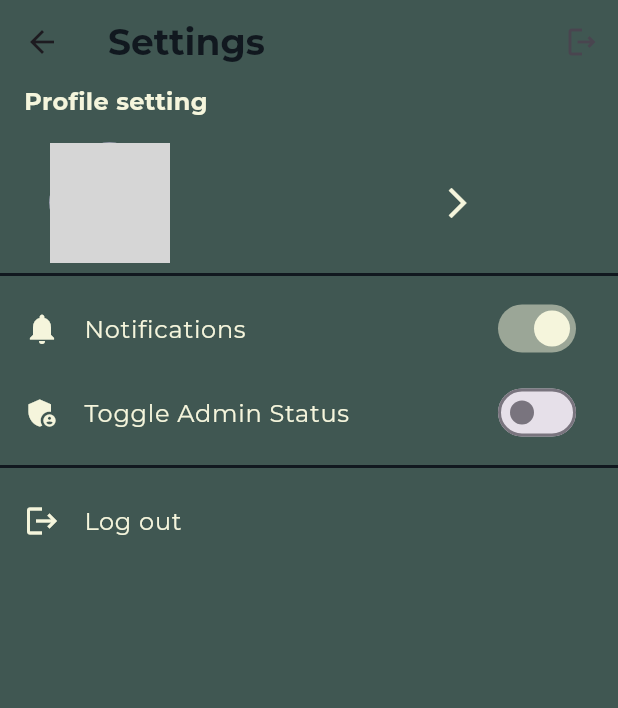
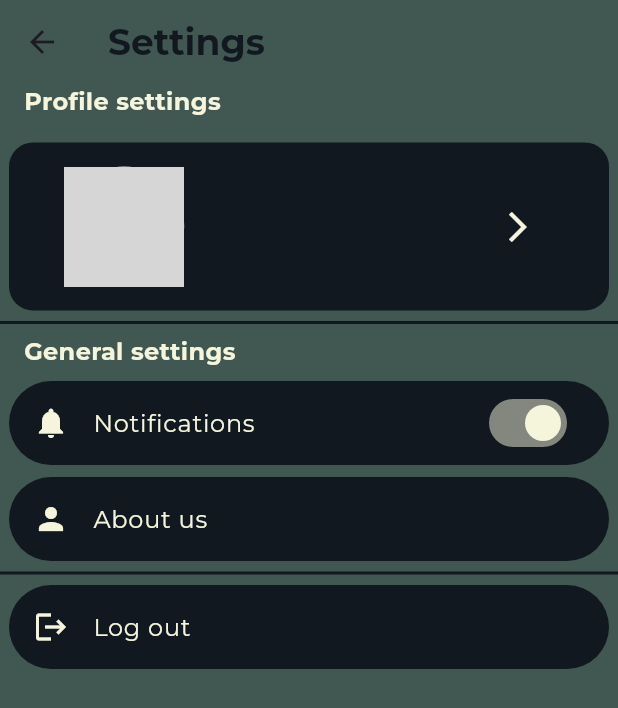
Before and after one commit to Narukarudra09/spacecraft, a Flutter app: the ProfileScreen screen opened directly, after a tap on the "settings" icon, on a phone screen of 412 x 824 dp. Shown: the top 708 px of the screen. Run offline on Flutter 3.47's test engine with Material 3 defaults, Android fonts, the phone set to English and light mode, and no system bars; our stand-ins replace carousel_slider, cloud_firestore, firebase_auth, firebase_core, firebase_storage, google_fonts and 5 more; accounts and stored records are empty; grey boxes are pictures that could not be loaded.

Commit message:
update profile and settings

```diff
--- a/lib/provider/auth_provider.dart
+++ b/lib/provider/auth_provider.dart
@@ -1,6 +1,11 @@
+import 'dart:io';
+
 import 'package:cloud_firestore/cloud_firestore.dart';
 import 'package:firebase_auth/firebase_auth.dart';
+import 'package:firebase_storage/firebase_storage.dart';
 import 'package:flutter/material.dart';
+import 'package:http/http.dart' as http;
+import 'package:path_provider/path_provider.dart';
 import 'package:shared_preferences/shared_preferences.dart';
 
 import '../models/profile.dart';
@@ -51,7 +56,7 @@ class AuthProvider with ChangeNotifier {
 
       // Create user with email and password
       UserCredential userCredential =
-      await _auth.createUserWithEmailAndPassword(
+          await _auth.createUserWithEmailAndPassword(
         email: email,
         password: password,
       );
@@ -151,10 +156,7 @@ class AuthProvider with ChangeNotifier {
     try {
       _setLoading(true);
       _profile = profile;
-      await _firestore
-          .collection('users')
-          .doc(_auth.currentUser!.uid)
-          .update({
+      await _firestore.collection('users').doc(_auth.currentUser!.uid).update({
         'fullName': profile.fullName,
         'email': profile.email,
         'dateOfBirth': profile.dateOfBirth.toIso8601String(),
@@ -221,11 +223,23 @@ class AuthProvider with ChangeNotifier {
     notifyListeners();
   }
 
-  void updateProfilePicture(String path) {
+  Future<void> updateProfilePicture(String path) async {
     try {
       _setLoading(true);
+      File file = File(path);
+      if (!await file.exists()) {
+        // Download the image from Firestore if it doesn't exist
+        final Reference storageReference =
+            FirebaseStorage.instance.ref().child(path);
+        final String url = await storageReference.getDownloadURL();
+        final http.Response response = await http.get(Uri.parse(url));
+        final Directory tempDir = await getApplicationDocumentsDirectory();
+        final String tempPath = '${tempDir.path}/${path.split('/').last}';
+        await File(tempPath).writeAsBytes(response.bodyBytes);
+        path = tempPath;
+      }
       _profile = _profile.copyWith(profilePicture: path);
-      _firestore
+      await _firestore
           .collection('users')
           .doc(_auth.currentUser!.uid)
           .update({'profilePicture': path});
--- a/lib/screens/profile_screen.dart
+++ b/lib/screens/profile_screen.dart
@@ -43,10 +43,6 @@ class _ProfileScreenState extends State<ProfileScreen> {
               email: userProvider.profile.email,
             ),
           ),
-          const Divider(
-            color: Color.fromARGB(255, 17, 24, 31),
-            thickness: 2,
-          ),
         ],
       ),
     );
--- a/lib/screens/settings_screen.dart
+++ b/lib/screens/settings_screen.dart
@@ -1,11 +1,9 @@
 import 'package:flutter/material.dart';
-import 'package:google_fonts/google_fonts.dart';
 import 'package:provider/provider.dart';
 import 'package:spacecraft/provider/auth_provider.dart';
+import 'package:spacecraft/widget/general_settings.dart';
 
-import '../provider/settings_provider.dart';
 import '../widget/setting_profile_card.dart';
-import 'add_room_dialog.dart';
 
 class SettingsScreen extends StatelessWidget {
   const SettingsScreen({super.key});
@@ -15,9 +13,6 @@ class SettingsScreen extends StatelessWidget {
     return Scaffold(
       appBar: AppBar(
         title: const Text('Settings'),
-        actions: [
-          IconButton(onPressed: () {}, icon: const Icon(Icons.logout_outlined))
-        ],
       ),
       body: ListView(
         physics: NeverScrollableScrollPhysics(),
@@ -31,86 +26,7 @@ class SettingsScreen extends StatelessWidget {
             thickness: 2,
             color: Color.fromARGB(255, 17, 24, 31),
           ),
-          Consumer<SettingsProvider>(
-            builder: (context, settingsProvider, _) => ListTile(
-              leading: const Icon(
-                Icons.notifications,
-                color: Color(
-                  0xFFF5F5DC,
-                ),
-              ),
-              title: Text(
-                'Notifications',
-                style: GoogleFonts.montserrat(
-                  color: const Color(0xFFF5F5DC),
-                ),
-              ),
-              trailing: Switch(
-                activeColor: const Color(0xFFF5F5DC),
-                value: settingsProvider.notificationsEnabled,
-                onChanged: (_) => settingsProvider.toggleNotifications(),
-              ),
-            ),
-          ),
-          Consumer<SettingsProvider>(
-            builder: (context, settingsProvider, _) => ListTile(
-              leading: const Icon(
-                Icons.admin_panel_settings,
-                color: Color(0xFFF5F5DC),
-              ),
-              title: Text(
-                'Toggle Admin Status',
-                style: GoogleFonts.montserrat(
-                  color: const Color(0xFFF5F5DC),
-                ),
-              ),
-              trailing: Switch(
-                activeColor: const Color(0xFFF5F5DC),
-                value: settingsProvider.isAdmin,
-                onChanged: (_) => settingsProvider.toggleAdmin(),
-              ),
-            ),
-          ),
-          if (context.watch<SettingsProvider>().isAdmin) ...[
-            const Divider(thickness: 2),
-            Padding(
-              padding: const EdgeInsets.all(16.0),
-              child: Text(
-                'Admin Panel',
-                style: GoogleFonts.montserrat(
-                  fontSize: 20,
-                  fontWeight: FontWeight.bold,
-                  color: const Color.fromARGB(255, 21, 27, 31),
-                ),
-              ),
-            ),
-            ListTile(
-                leading: const Icon(Icons.add_box, color: Color(0xFFF5F5DC)),
-                title: Text(
-                  'Add New Room',
-                  style: GoogleFonts.montserrat(
-                    color: const Color(0xFFF5F5DC),
-                  ),
-                ),
-                onTap: () => Navigator.push(context,
-                        MaterialPageRoute(builder: (context) {
-                      return const AddRoomDialog();
-                    }))),
-          ],
-          const Divider(
-            thickness: 2,
-            color: Color.fromARGB(255, 17, 24, 31),
-          ),
-          ListTile(
-            leading: const Icon(Icons.logout, color: Color(0xFFF5F5DC)),
-            title: Text(
-              'Log out',
-              style: GoogleFonts.montserrat(
-                color: const Color(0xFFF5F5DC),
-              ),
-            ),
-            onTap: () => AuthProvider().logout(context),
-          ),
+          GeneralSettings()
         ],
       ),
     );
--- /dev/null
+++ b/lib/widget/general_settings.dart
@@ -0,0 +1,148 @@
+import 'package:flutter/material.dart';
+import 'package:google_fonts/google_fonts.dart';
+import 'package:provider/provider.dart';
+
+import '../provider/auth_provider.dart';
+import '../provider/settings_provider.dart';
+import '../screens/about_screen.dart';
+
+class GeneralSettings extends StatefulWidget {
+  const GeneralSettings({super.key});
+
+  @override
+  State<GeneralSettings> createState() => _GeneralSettingsState();
+}
+
+class _GeneralSettingsState extends State<GeneralSettings> {
+  @override
+  Widget build(BuildContext context) {
+    return Column(
+      children: [
+        Padding(
+          padding: const EdgeInsets.symmetric(horizontal: 6.0),
+          child: Column(
+              crossAxisAlignment: CrossAxisAlignment.start,
+              spacing: 8,
+              children: [
+                Padding(
+                  padding: const EdgeInsets.symmetric(horizontal: 10.0),
+                  child: Text(
+                    'General settings',
+                    style: GoogleFonts.montserrat(
+                        color: const Color(0xFFF5F5DC),
+                        fontSize: 16,
+                        fontWeight: FontWeight.bold),
+                  ),
+                ),
+                Consumer<SettingsProvider>(
+                  builder: (context, settingsProvider, _) => ListTile(
+                    tileColor: const Color.fromARGB(255, 17, 24, 31),
+                    shape: const StadiumBorder(),
+                    leading: const Icon(
+                      Icons.notifications,
+                      color: Color(
+                        0xFFF5F5DC,
+                      ),
+                    ),
+                    title: Text(
+                      'Notifications',
+                      style: GoogleFonts.montserrat(
+                        color: const Color(0xFFF5F5DC),
+                      ),
+                    ),
+                    trailing: Switch(
+                      activeColor: const Color(0xFFF5F5DC),
+                      value: settingsProvider.notificationsEnabled,
+                      onChanged: (_) => settingsProvider.toggleNotifications(),
+                    ),
+                  ),
+                ),
+                /*const SizedBox(
+                height: 8,
+              ),*/
+                ListTile(
+                  leading: const Icon(Icons.person, color: Color(0xFFF5F5DC)),
+                  tileColor: const Color.fromARGB(255, 17, 24, 31),
+                  shape: const StadiumBorder(),
+                  title: Text(
+                    'About us',
+                    style: GoogleFonts.montserrat(
+                      color: const Color(0xFFF5F5DC),
+                    ),
+                  ),
+                  onTap: () => Navigator.push(
+                      context,
+                      MaterialPageRoute(
+                          builder: (context) => const AboutScreen())),
+                ),
+                /*Consumer<SettingsProvider>(
+                  builder: (context, settingsProvider, _) => ListTile(
+                    leading: const Icon(
+                      Icons.admin_panel_settings,
+                      color: Color(0xFFF5F5DC),
+                    ),
+                    title: Text(
+                      'Toggle Admin Status',
+                      style: GoogleFonts.montserrat(
+                        color: const Color(0xFFF5F5DC),
+                      ),
+                    ),
+                    trailing: Switch(
+                      activeColor: const Color(0xFFF5F5DC),
+                      value: settingsProvider.isAdmin,
+                      onChanged: (_) => settingsProvider.toggleAdmin(),
+                    ),
+                  ),
+                ),
+                if (context.watch<SettingsProvider>().isAdmin) ...[
+                  const Divider(thickness: 2),
+                  Padding(
+                    padding: const EdgeInsets.all(16.0),
+                    child: Text(
+                      'Admin Panel',
+                      style: GoogleFonts.montserrat(
+                        fontSize: 20,
+                        fontWeight: FontWeight.bold,
+                        color: const Color.fromARGB(255, 21, 27, 31),
+                      ),
+                    ),
+                  ),
+                  ListTile(
+                      leading:
+                          const Icon(Icons.add_box, color: Color(0xFFF5F5DC)),
+                      title: Text(
+                        'Add New Room',
+                        style: GoogleFonts.montserrat(
+                          color: const Color(0xFFF5F5DC),
+                        ),
+                      ),
+                      onTap: () => Navigator.push(context,
+                              MaterialPageRoute(builder: (context) {
+                            return const AddRoomDialog();
+                          }))),
+                ],*/
+              ]),
+        ),
+        const Divider(
+          thickness: 2,
+          color: Color.fromARGB(255, 17, 24, 31),
+        ),
+        Padding(
+          padding: const EdgeInsets.symmetric(horizontal: 6.0),
+          child: ListTile(
+            leading: const Icon(Icons.logout, color: Color(0xFFF5F5DC)),
+            tileColor: const Color.fromARGB(255, 17, 24, 31),
+            shape: const StadiumBorder(),
+            title: Text(
+              'Log out',
+              style: GoogleFonts.montserrat(
+                color: const Color(0xFFF5F5DC),
+              ),
+            ),
+            onTap: () => AuthProvider().logout(context),
+          ),
+        ),
+      ],
+    );
+  }
+}
--- a/lib/widget/nav_bar.dart
+++ b/lib/widget/nav_bar.dart
@@ -81,11 +81,12 @@ class _NavBarItem extends StatelessWidget {
     return GestureDetector(
       onTap: onTap,
       child: AnimatedContainer(
-        duration: const Duration(milliseconds: 200),
+        duration: const Duration(milliseconds: 300),
         padding: const EdgeInsets.symmetric(horizontal: 16, vertical: 10),
         decoration: BoxDecoration(
-          color:
-              isSelected ? Colors.white.withOpacity(0.2) : Colors.transparent,
+          color: isSelected
+              ? const Color.fromARGB(255, 64, 87, 82).withOpacity(0.5)
+              : Colors.transparent,
           borderRadius: BorderRadius.circular(20),
         ),
         child: Row(
--- a/lib/widget/profile_card.dart
+++ b/lib/widget/profile_card.dart
@@ -16,7 +16,12 @@ class ProfileCard extends StatelessWidget {
   @override
   Widget build(BuildContext context) {
     return Container(
+      margin: const EdgeInsets.symmetric(horizontal: 6),
       padding: const EdgeInsets.all(16),
+      decoration: BoxDecoration(
+        color: const Color.fromARGB(255, 17, 24, 31),
+        borderRadius: BorderRadius.circular(16),
+      ),
       child: Column(
         crossAxisAlignment: CrossAxisAlignment.center,
         children: [
--- a/lib/widget/setting_profile_card.dart
+++ b/lib/widget/setting_profile_card.dart
@@ -15,17 +15,20 @@ class SettingProfileCard extends StatelessWidget {
 
   @override
   Widget build(BuildContext context) {
-    return Container(
-      padding: const EdgeInsets.symmetric(horizontal: 16),
+    return Center(
       child: Column(
         crossAxisAlignment: CrossAxisAlignment.start,
+        mainAxisAlignment: MainAxisAlignment.center,
         children: [
-          Text(
-            'Profile setting',
+          Padding(
+            padding: const EdgeInsets.symmetric(horizontal: 16.0),
+            child: Text(
+              'Profile settings',
               style: GoogleFonts.montserrat(
                   color: const Color(0xFFF5F5DC),
                   fontSize: 16,
                   fontWeight: FontWeight.bold),
+            ),
           ),
           const SizedBox(height: 16),
           InkWell(
@@ -35,6 +38,13 @@ class SettingProfileCard extends StatelessWidget {
                   MaterialPageRoute(
                       builder: (context) => const UpdateProfileScreen()));
             },
+            child: Container(
+              margin: const EdgeInsets.symmetric(horizontal: 6),
+              padding: const EdgeInsets.all(16),
+              decoration: BoxDecoration(
+                color: const Color.fromARGB(255, 17, 24, 31),
+                borderRadius: BorderRadius.circular(16),
+              ),
               child: Row(
                 crossAxisAlignment: CrossAxisAlignment.center,
                 mainAxisAlignment: MainAxisAlignment.spaceAround,
@@ -74,13 +84,14 @@ class SettingProfileCard extends StatelessWidget {
                       Navigator.push(
                           context,
                           MaterialPageRoute(
-                            builder: (context) => const UpdateProfileScreen()));
+                              builder: (context) =>
+                                  const UpdateProfileScreen()));
                     },
                     icon: const Icon(Icons.arrow_forward_ios,
                         color: Color(0xFFF5F5DC)),
                   ),
-                const SizedBox(width: 16),
                 ],
+              ),
             ),
           ),
         ],
--- a/pubspec.yaml
+++ b/pubspec.yaml
@@ -50,6 +50,8 @@ dependencies:
   google_fonts: ^6.2.1
   shared_preferences: ^2.3.5
   permission_handler: ^10.2.0
+  http: ^1.2.2
+  path_provider: ^2.1.5
 
 
 dev_dependencies:
```
Also changed, not shown: assets/no_order_history_lottie.json (added, +1 -0 lines), pubspec.lock. Lines whose indentation alone changed are shown as unchanged.
